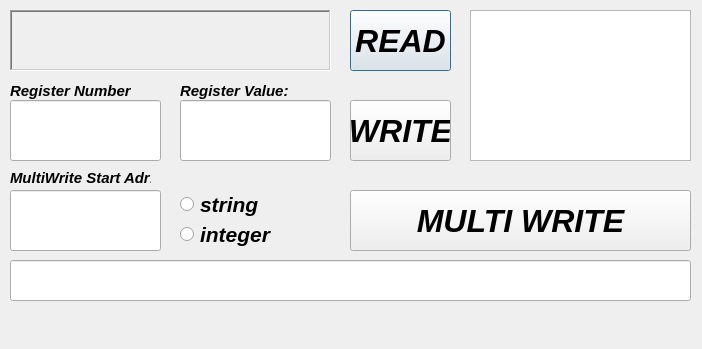
Qt form design.ui (erenakyol09/modbus_rtu_programming) before a commit.
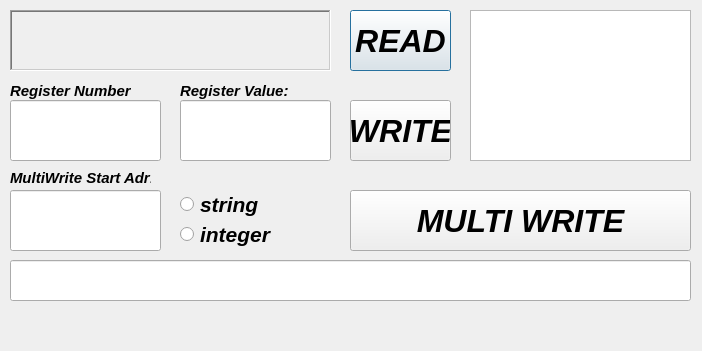
The same form after that commit.

Commit message: hata modlarına göre yazılım geliştirildi.

What changed in the file:
```diff
--- a/design.ui
+++ b/design.ui
@@ -7,7 +7,7 @@
     <x>0</x>
     <y>0</y>
     <width>702</width>
-    <height>349</height>
+    <height>351</height>
    </rect>
   </property>
   <property name="windowTitle">
```
The commit also changes 1 other file.
